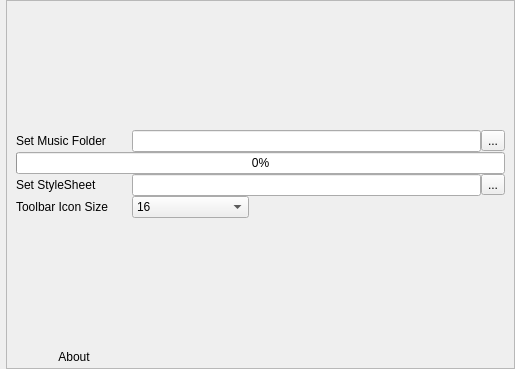
This is settings.ui in milohr/babe-qt as Qt 5 draws it before an edit. The edited form follows.
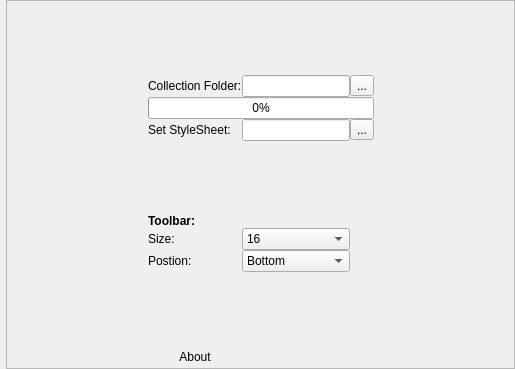
This is the edited form. Icons and pictures are not drawn.

What changed in the file:
```diff
--- a/settings.ui
+++ b/settings.ui
@@ -61,6 +61,32 @@
       </property>
       <item>
        <layout class="QGridLayout" name="gridLayout">
+        <item row="5" column="1" colspan="4">
+         <spacer name="verticalSpacer_3">
+          <property name="orientation">
+           <enum>Qt::Vertical</enum>
+          </property>
+          <property name="sizeHint" stdset="0">
+           <size>
+            <width>20</width>
+            <height>40</height>
+           </size>
+          </property>
+         </spacer>
+        </item>
+        <item row="1" column="1" colspan="4">
+         <spacer name="verticalSpacer">
+          <property name="orientation">
+           <enum>Qt::Vertical</enum>
+          </property>
+          <property name="sizeHint" stdset="0">
+           <size>
+            <width>20</width>
+            <height>40</height>
+           </size>
+          </property>
+         </spacer>
+        </item>
         <item row="2" column="4">
          <widget class="QToolButton" name="toolButton">
           <property name="text">
@@ -72,10 +98,10 @@
           </property>
          </widget>
         </item>
-        <item row="3" column="0" colspan="5">
-         <widget class="QProgressBar" name="progressBar">
-          <property name="value">
-           <number>0</number>
+        <item row="4" column="1">
+         <widget class="QLabel" name="label_2">
+          <property name="text">
+           <string>Set StyleSheet:</string>
           </property>
          </widget>
         </item>
@@ -90,64 +116,17 @@
           </property>
          </widget>
         </item>
-        <item row="4" column="1" colspan="3">
-         <widget class="QLineEdit" name="lineEdit_2"/>
-        </item>
-        <item row="2" column="0">
-         <widget class="QLabel" name="label">
-          <property name="text">
-           <string>Set Music Folder</string>
-          </property>
-         </widget>
-        </item>
-        <item row="4" column="0">
-         <widget class="QLabel" name="label_2">
-          <property name="text">
-           <string>Set StyleSheet</string>
-          </property>
-         </widget>
-        </item>
-        <item row="2" column="1" colspan="3">
-         <widget class="QLineEdit" name="collectionPath">
-          <property name="enabled">
-           <bool>true</bool>
-          </property>
-         </widget>
-        </item>
-        <item row="6" column="0" colspan="5">
-         <spacer name="verticalSpacer_2">
-          <property name="orientation">
-           <enum>Qt::Vertical</enum>
-          </property>
-          <property name="sizeHint" stdset="0">
-           <size>
-            <width>20</width>
-            <height>40</height>
-           </size>
-          </property>
-         </spacer>
-        </item>
-        <item row="1" column="0" colspan="5">
-         <spacer name="verticalSpacer">
-          <property name="orientation">
-           <enum>Qt::Vertical</enum>
-          </property>
-          <property name="sizeHint" stdset="0">
-           <size>
-            <width>20</width>
-            <height>40</height>
-           </size>
-          </property>
-         </spacer>
-        </item>
-        <item row="5" column="0">
+        <item row="6" column="1">
          <widget class="QLabel" name="label_3">
+          <property name="styleSheet">
+           <string notr="true">font:bold;</string>
+          </property>
           <property name="text">
-           <string>Toolbar Icon Size</string>
+           <string>Toolbar:</string>
           </property>
          </widget>
         </item>
-        <item row="5" column="1">
+        <item row="7" column="2" colspan="2">
          <widget class="QComboBox" name="toolbarIconSize">
           <item>
            <property name="text">
@@ -166,7 +145,31 @@
           </item>
          </widget>
         </item>
-        <item row="7" column="0">
+        <item row="8" column="2" colspan="2">
+         <widget class="QComboBox" name="comboBox">
+          <item>
+           <property name="text">
+            <string>Bottom</string>
+           </property>
+          </item>
+          <item>
+           <property name="text">
+            <string>Top</string>
+           </property>
+          </item>
+          <item>
+           <property name="text">
+            <string>Left</string>
+           </property>
+          </item>
+          <item>
+           <property name="text">
+            <string>Right</string>
+           </property>
+          </item>
+         </widget>
+        </item>
+        <item row="10" column="1">
          <widget class="QPushButton" name="pushButton">
           <property name="sizePolicy">
            <sizepolicy hsizetype="Minimum" vsizetype="Minimum">
@@ -185,6 +188,89 @@
           </property>
          </widget>
         </item>
+        <item row="2" column="2" colspan="2">
+         <widget class="QLineEdit" name="collectionPath">
+          <property name="enabled">
+           <bool>true</bool>
+          </property>
+          <property name="minimumSize">
+           <size>
+            <width>100</width>
+            <height>0</height>
+           </size>
+          </property>
+         </widget>
+        </item>
+        <item row="2" column="1">
+         <widget class="QLabel" name="label">
+          <property name="text">
+           <string>Collection Folder:</string>
+          </property>
+         </widget>
+        </item>
+        <item row="8" column="1">
+         <widget class="QLabel" name="label_5">
+          <property name="text">
+           <string>Postion:</string>
+          </property>
+         </widget>
+        </item>
+        <item row="1" column="6" rowspan="10">
+         <spacer name="horizontalSpacer_2">
+          <property name="orientation">
+           <enum>Qt::Horizontal</enum>
+          </property>
+          <property name="sizeHint" stdset="0">
+           <size>
+            <width>40</width>
+            <height>20</height>
+           </size>
+          </property>
+         </spacer>
+        </item>
+        <item row="4" column="2" colspan="2">
+         <widget class="QLineEdit" name="lineEdit_2"/>
+        </item>
+        <item row="9" column="1" colspan="4">
+         <spacer name="verticalSpacer_2">
+          <property name="orientation">
+           <enum>Qt::Vertical</enum>
+          </property>
+          <property name="sizeHint" stdset="0">
+           <size>
+            <width>20</width>
+            <height>40</height>
+           </size>
+          </property>
+         </spacer>
+        </item>
+        <item row="7" column="1">
+         <widget class="QLabel" name="label_4">
+          <property name="text">
+           <string>Size:</string>
+          </property>
+         </widget>
+        </item>
+        <item row="1" column="0" rowspan="10">
+         <spacer name="horizontalSpacer">
+          <property name="orientation">
+           <enum>Qt::Horizontal</enum>
+          </property>
+          <property name="sizeHint" stdset="0">
+           <size>
+            <width>40</width>
+            <height>20</height>
+           </size>
+          </property>
+         </spacer>
+        </item>
+        <item row="3" column="1" colspan="4">
+         <widget class="QProgressBar" name="progressBar">
+          <property name="value">
+           <number>0</number>
+          </property>
+         </widget>
+        </item>
        </layout>
       </item>
      </layout>
```
Left out of the diff: 3 changed lines with no effect on the pictures.
